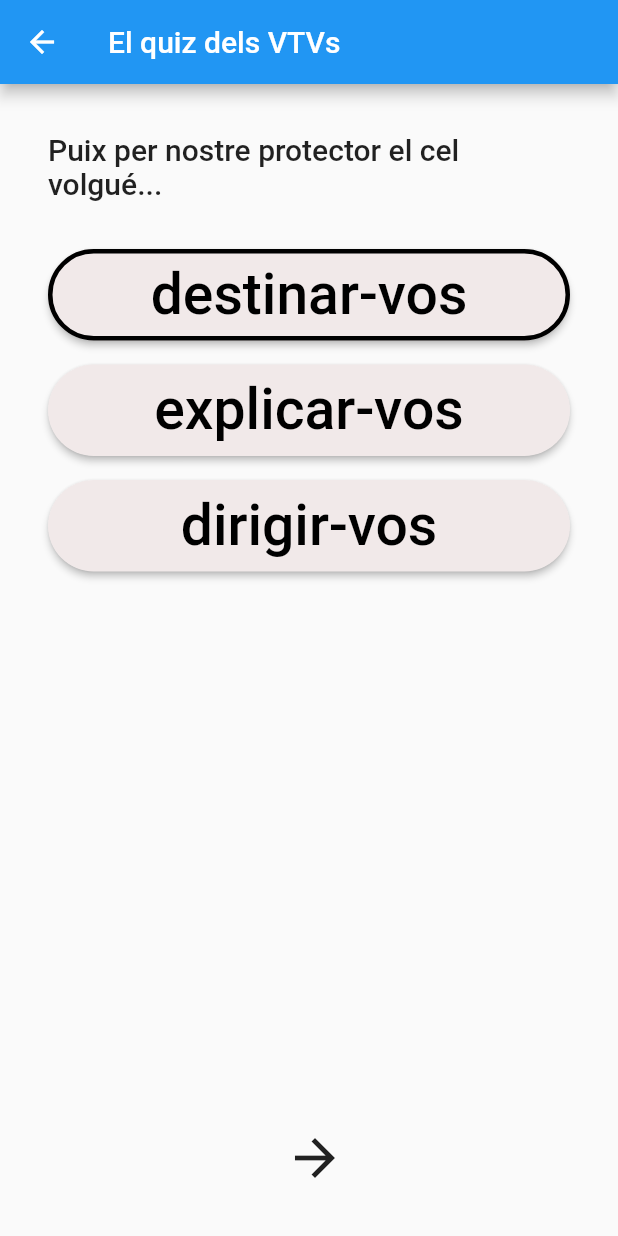
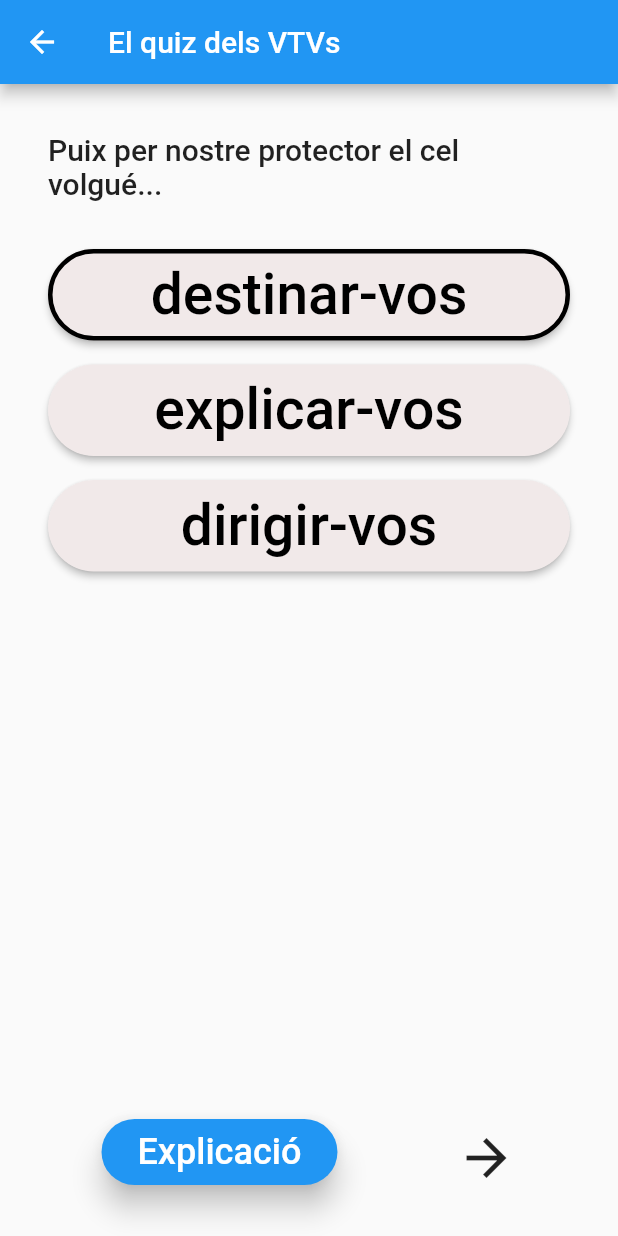
Before and after one commit to petrussola/vtv-app, a Flutter app: the QuizPage screen opened directly, after a tap on "destinar-vos", on a phone screen of 412 x 824 dp. Run offline on Flutter 3.47's test engine with Material 2 defaults, Android fonts, the phone set to English and light mode, and no system bars.

Commit message:
Add button for answer explanation

```diff
--- a/lib/question_wrapper.dart
+++ b/lib/question_wrapper.dart
@@ -35,7 +35,7 @@ class Pregunta extends StatelessWidget {
     return Padding(
       padding: const EdgeInsets.all(32.0),
       child: Column(
-        mainAxisAlignment: MainAxisAlignment.center,
+        mainAxisAlignment: MainAxisAlignment.start,
         crossAxisAlignment: CrossAxisAlignment.center,
         children: [
           Padding(
@@ -144,13 +144,24 @@ class RowActions extends StatelessWidget {
     return Row(
       mainAxisAlignment: MainAxisAlignment.spaceAround,
       children: [
-        if (!appState.isFirstPregunta())
-          IconButton(
-            icon: const Icon(
-              Icons.arrow_back,
-              size: 40.0,
+        if (hasSelectedAnswer)
+          ElevatedButton(
+            style: ButtonStyle(
+              elevation: MaterialStateProperty.all(8.0),
+              shape: MaterialStateProperty.all(
+                const StadiumBorder(),
+              ),
             ),
-            onPressed: () => appState.getPreviousPregunta(),
+            onPressed: () {},
+            child: const Padding(
+              padding: EdgeInsets.all(8.0),
+              child: Text(
+                'Explicació',
+                style: TextStyle(
+                  fontSize: 24.0,
+                ),
+              ),
+            ),
           ),
         if (!appState.isLastPregunta())
           IconButton(
```
